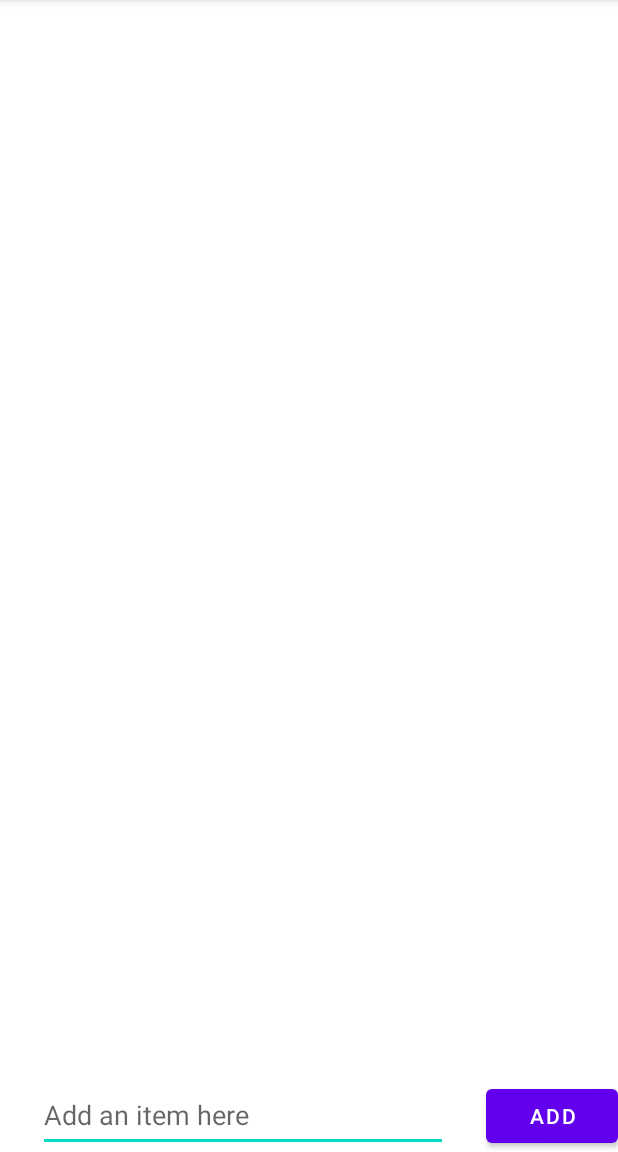
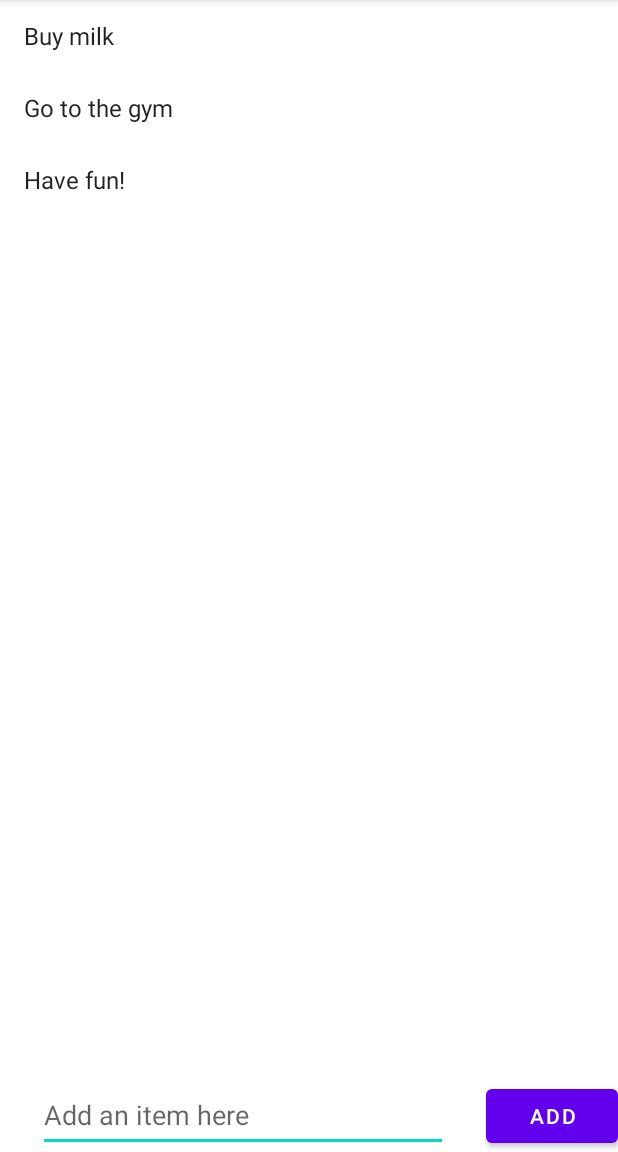
Before and after one commit to eisajanyan/cp-simpletodo, an Android app: the screen it shows after launch (MainActivity), on a phone screen of 412 x 824 dp, the part 84-1236 px from its top. Run offline under Robolectric (Android 15) with nearby library versions, the phone set to English and light mode, and no system bars.

Commit message:
finished episode 3
Signed-off-by: Edward <eisajanyan@tuta.io>

```diff
--- /dev/null
+++ b/app/src/main/java/com/codepath/eisajanyan/simpletodo/ItemsAdapter.java
@@ -0,0 +1,63 @@
+package com.codepath.eisajanyan.simpletodo;
+
+import android.view.LayoutInflater;
+import android.view.View;
+import android.view.ViewGroup;
+import android.widget.TextView;
+
+import androidx.annotation.NonNull;
+import androidx.recyclerview.widget.RecyclerView;
+
+import java.util.List;
+
+// Displays data from the model into a row in the recycler view
+public class ItemsAdapter extends RecyclerView.Adapter<ItemsAdapter.ViewHolder> {
+
+    List<String> items;
+
+    public ItemsAdapter(List<String> items) {
+        this.items = items;
+    }
+
+    // create each view
+    @NonNull
+    @Override
+    public ViewHolder onCreateViewHolder(@NonNull ViewGroup parent, int viewType) {
+        // use layout inflator to inflate a view
+        View todoView = LayoutInflater.from(parent.getContext()).inflate(android.R.layout.simple_list_item_1, parent, false);
+
+        // wrap inside a View Holder and return it
+        return new ViewHolder(todoView);
+    }
+
+    // take data at particular position and put into view holder
+    @Override
+    public void onBindViewHolder(@NonNull ViewHolder holder, int position) {
+        // Grab item at position
+        String item = items.get(position);
+
+        // Bind item into specified view holder
+        holder.bind(item);
+    }
+
+    // number of items available in the data
+    @Override
+    public int getItemCount() {
+        return items.size();
+    }
+
+    // Container to provide easy access to views that represent each row of the list
+    class ViewHolder extends RecyclerView.ViewHolder {
+        TextView tvItem;
+
+        public ViewHolder(@NonNull View itemView) {
+            super(itemView);
+            tvItem = itemView.findViewById(android.R.id.text1);
+        }
+
+        // update view inside view holder with this data
+        public void bind(String item) {
+            tvItem.setText(item);
+        }
+    }
+}
--- a/app/src/main/java/com/codepath/eisajanyan/simpletodo/MainActivity.java
+++ b/app/src/main/java/com/codepath/eisajanyan/simpletodo/MainActivity.java
@@ -1,15 +1,41 @@
 package com.codepath.eisajanyan.simpletodo;
 
 import androidx.appcompat.app.AppCompatActivity;
+import androidx.recyclerview.widget.LinearLayoutManager;
+import androidx.recyclerview.widget.RecyclerView;
 
 import android.os.Bundle;
+import android.widget.Button;
+import android.widget.EditText;
+
+import java.util.ArrayList;
+import java.util.List;
 
 public class MainActivity extends AppCompatActivity {
+
+    List<String> items;
+
+    Button btnAdd;
+    EditText etItem;
+    RecyclerView rvItems;
 
     @Override
     protected void onCreate(Bundle savedInstanceState) {
         super.onCreate(savedInstanceState);
         setContentView(R.layout.activity_main);
+
+        btnAdd = findViewById(R.id.btnAdd);
+        etItem = findViewById(R.id.etItem);
+        rvItems = findViewById(R.id.rvItems);
+
+        items = new ArrayList<>();
+        items.add("Buy milk");
+        items.add("Go to the gym");
+        items.add("Have fun!");
+
+        ItemsAdapter itemsAdapter = new ItemsAdapter(items);
+        rvItems.setAdapter(itemsAdapter);
+        rvItems.setLayoutManager(new LinearLayoutManager(this));
     }
 
 }
--- /dev/null
+++ b/app/src/main/res/values/ids.xml
@@ -0,0 +1,4 @@
+<?xml version="1.0" encoding="utf-8"?>
+<resources>
+    <item name="btnAdd" type="id" />
+</resources>
```
